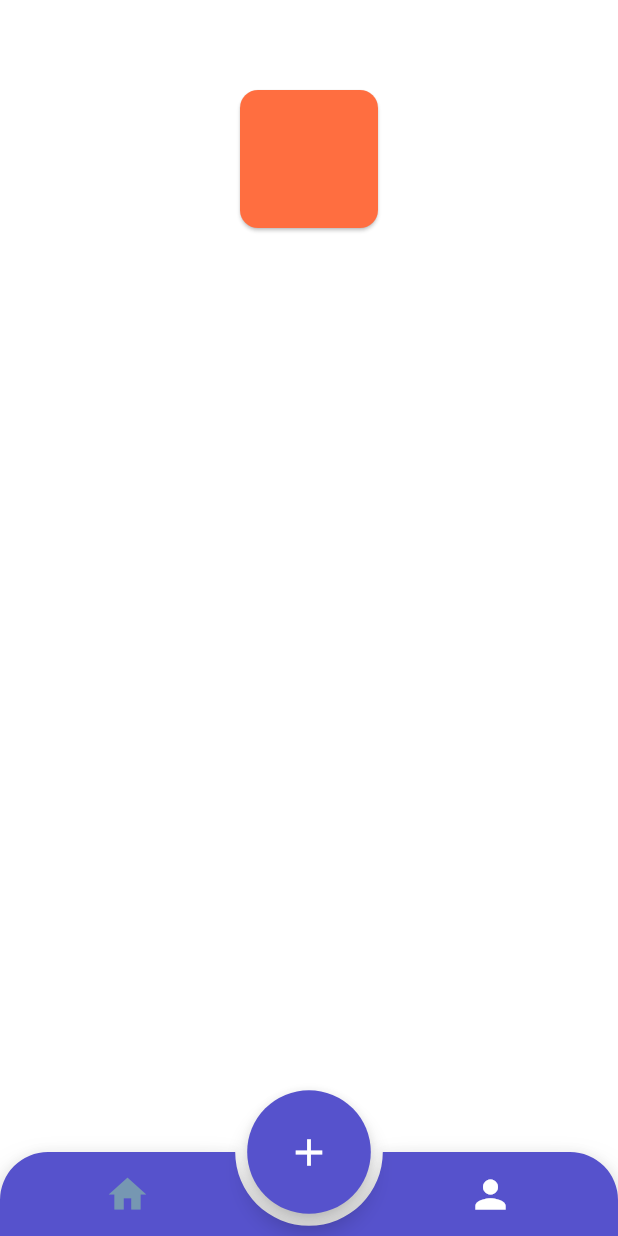
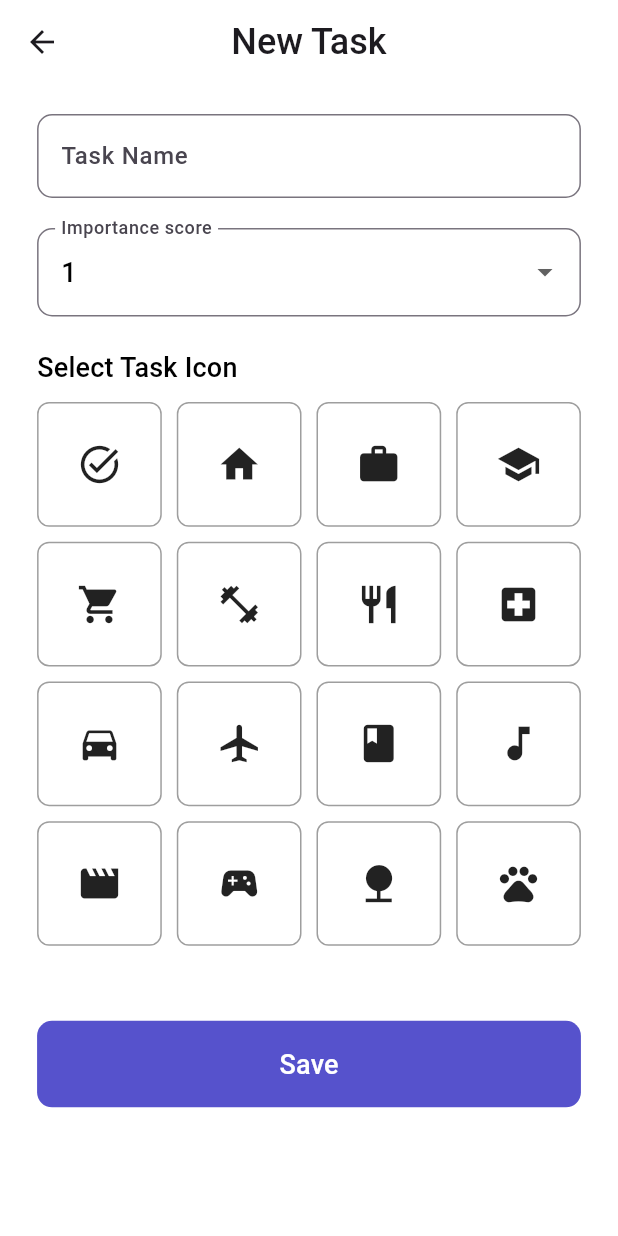
Before and after one commit to mustafanarin/Task-Track, a Flutter app: the TabbarPage screen opened by its route, item 2 of the bottom bar chosen, after a tap on the "add" icon, on a phone screen of 412 x 824 dp. Run offline on Flutter 3.47's test engine with Material 3 defaults, Android fonts, the phone set to English and light mode, and no system bars; drawn by our look-alikes of animated_bottom_navigation_bar; our stand-ins replace animated_splash_screen, auto_route, cloud_firestore, equatable, firebase_auth, firebase_core and 4 more; accounts and stored records are empty; generated files the repository leaves out were written again.

Commit message:
task add page added

```diff
--- /dev/null
+++ b/lib/feature/home/task_add_page.dart
@@ -0,0 +1,177 @@
+import 'package:auto_route/auto_route.dart';
+import 'package:flutter/material.dart';
+import 'package:cloud_firestore/cloud_firestore.dart';
+import 'package:hooks_riverpod/hooks_riverpod.dart';
+import 'package:todo_app/product/extensions/context_extensions.dart';
+import 'package:todo_app/product/validators/validators.dart';
+import 'package:todo_app/product/widgets/project_button.dart';
+
+final taskProvider = StateNotifierProvider<TaskNotifier, Task>((ref) {
+  return TaskNotifier();
+});
+
+class Task {
+  final String name;
+  final int importance;
+  final int iconCodePoint;
+
+  Task(
+      {this.name = '',
+      this.importance = 1,
+      this.iconCodePoint =
+          58826});
+
+  Task copyWith({String? name, int? importance, int? iconCodePoint}) {
+    return Task(
+      name: name ?? this.name,
+      importance: importance ?? this.importance,
+      iconCodePoint: iconCodePoint ?? this.iconCodePoint,
+    );
+  }
+}
+
+class TaskNotifier extends StateNotifier<Task> {
+  TaskNotifier() : super(Task());
+
+  void updateName(String name) {
+    state = state.copyWith(name: name);
+  }
+
+  void updateImportance(int importance) {
+    state = state.copyWith(importance: importance);
+  }
+
+  void updateIcon(int iconCodePoint) {
+    state = state.copyWith(iconCodePoint: iconCodePoint);
+  }
+}
+
+@RoutePage()
+class TaskAddPage extends StatefulHookConsumerWidget {
+  const TaskAddPage({super.key});
+
+  @override
+  _AddTaskPageState createState() => _AddTaskPageState();
+}
+
+class _AddTaskPageState extends ConsumerState<TaskAddPage> {
+  final _formKey = GlobalKey<FormState>();
+
+  final List<IconData> _icons = [
+    Icons.task_alt,
+    Icons.home,
+    Icons.work,
+    Icons.school,
+    Icons.shopping_cart,
+    Icons.fitness_center,
+    Icons.restaurant,
+    Icons.local_hospital,
+    Icons.directions_car,
+    Icons.airplanemode_active,
+    Icons.book,
+    Icons.music_note,
+    Icons.movie,
+    Icons.sports_esports,
+    Icons.nature,
+    Icons.pets,
+  ];
+
+  void _submitForm() {
+    if (_formKey.currentState!.validate()) {
+      final task = ref.read(taskProvider);
+
+      FirebaseFirestore.instance.collection('tasks').add({
+        'name': task.name,
+        'importance': task.importance,
+        'iconCodePoint': task.iconCodePoint,
+        'createdAt': FieldValue.serverTimestamp(),
+        'category': 'Yeni',
+        'categoryId': 1,
+      }).then((_) {
+        ScaffoldMessenger.of(context).showSnackBar(
+          const SnackBar(content: Text('Task added successfully!')),
+        );
+        Navigator.pop(context);
+      }).catchError((error) {
+        ScaffoldMessenger.of(context).showSnackBar(
+          SnackBar(content: Text('An error occurred: $error')),
+        );
+      });
+    }
+  }
+
+  @override
+  Widget build(
+    BuildContext context,
+  ) {
+    final task = ref.watch(taskProvider);
+    final taskNotifier = ref.read(taskProvider.notifier);
+
+    return Scaffold(
+      appBar: AppBar(
+        title: const Text('New Task'),
+      ),
+      body: Padding(
+        padding: context.paddingHorizontalMedium,
+        child: Form(
+          key: _formKey,
+          child: ListView(
+            children: [
+              const SizedBox(
+                height: 20,
+              ),
+              TextFormField(
+                decoration: const InputDecoration(labelText: 'Task Name'),
+                validator: Validators().validateTaskNameNotEmpty,
+                onChanged: (value) => taskNotifier.updateName(value),
+              ),
+              const SizedBox(height: 20),
+              DropdownButtonFormField<int>(
+                decoration: const InputDecoration(labelText: 'Importance score'),
+                value: task.importance,
+                items: [1, 2, 3, 4, 5].map((int value) {
+                  return DropdownMenuItem<int>(
+                    value: value,
+                    child: Text('$value'),
+                  );
+                }).toList(),
+                onChanged: (value) => taskNotifier.updateImportance(value!),
+              ),
+              const SizedBox(height: 20),
+              Text('Select Task Icon', style: context.textTheme().titleMedium),
+              const SizedBox(height: 10),
+              GridView.builder(
+                shrinkWrap: true,
+                physics: const NeverScrollableScrollPhysics(),
+                gridDelegate: const SliverGridDelegateWithFixedCrossAxisCount(
+                  crossAxisCount: 4,
+                  crossAxisSpacing: 10,
+                  mainAxisSpacing: 10,
+                ),
+                itemCount: _icons.length,
+                itemBuilder: (context, index) {
+                  return GestureDetector(
+                    onTap: () =>
+                        taskNotifier.updateIcon(_icons[index].codePoint),
+                    child: Container(
+                      decoration: BoxDecoration(
+                        color: task.iconCodePoint == _icons[index].codePoint
+                            ? Colors.blue.withOpacity(0.3)
+                            : Colors.transparent,
+                        border: Border.all(color: Colors.grey),
+                        borderRadius: BorderRadius.circular(8),
+                      ),
+                      child: Icon(_icons[index], size: 30),
+                    ),
+                  );
+                },
+              ),
+              const SizedBox(height: 50),
+              ProjectButton(text: "Save", onPressed: _submitForm)
+            ],
+          ),
+        ),
+      ),
+    );
+  }
+}
--- a/lib/feature/tabbar/tabbar_page.dart
+++ b/lib/feature/tabbar/tabbar_page.dart
@@ -5,6 +5,7 @@ import 'package:todo_app/feature/home/home_page.dart';
 import 'package:todo_app/feature/profile/profile_page.dart';
 import 'package:todo_app/product/constants/project_colors.dart';
 import 'package:todo_app/product/extensions/context_extensions.dart';
+import 'package:todo_app/product/navigate/app_router.dart';
 
 @RoutePage()
 class TabbarPage extends StatefulWidget {
@@ -28,7 +29,9 @@ class _TabbarPageState extends State<TabbarPage> {
         child: FloatingActionButton(
           backgroundColor: ProjectColors.iris,
           shape: const CircleBorder(),
-          onPressed: () {},
+          onPressed: () {
+            context.pushRoute(const TaskAddRoute());
+          },
           child: const Icon(
             Icons.add,
             color: ProjectColors.white,
@@ -59,16 +62,3 @@ class _TabbarPageState extends State<TabbarPage> {
     );
   }
 }
-//  floatingActionButtonLocation: FloatingActionButtonLocation.centerDocked,
-//       bottomNavigationBar: AnimatedBottomNavigationBar(
-//         iconSize: 30,
-//         backgroundColor: Colors.white,
-//         inactiveColor: ProjectColors.grey,
-//         activeColor: ProjectColors.iris,
-//         icons: icons,
-//         activeIndex: _bottomNavIndex,
-//         gapLocation: GapLocation.center,
-//         notchSmoothness: NotchSmoothness.softEdge,
-//         onTap: (index) => setState(() => _bottomNavIndex = index),
-//         //other params
-//       ),
--- a/lib/product/navigate/app_router.dart
+++ b/lib/product/navigate/app_router.dart
@@ -3,12 +3,13 @@ import 'package:todo_app/feature/authentication/login_page.dart';
 import 'package:todo_app/feature/authentication/register_page.dart';
 import 'package:todo_app/feature/authentication/welcome_page.dart';
 import 'package:todo_app/feature/home/home_page.dart';
+import 'package:todo_app/feature/home/task_add_page.dart';
 import 'package:todo_app/feature/tabbar/tabbar_page.dart';
 
 part 'app_router.gr.dart';
 
 @AutoRouterConfig(replaceInRouteName: 'Page,Route')
-class AppRouter extends _$AppRouter {
+class AppRouter extends RootStackRouter {
   @override
   List<AutoRoute> get routes => [
         AutoRoute(page: WelcomeRoute.page, initial: true),
@@ -17,6 +18,7 @@ class AppRouter extends _$AppRouter {
         AutoRoute(
           page: HomeRoute.page,
         ),
-        AutoRoute(page: TabbarRoute.page)
+        AutoRoute(page: TabbarRoute.page),
+        AutoRoute(page: TaskAddRoute.page)
       ];
 }
--- a/lib/product/validators/validators.dart
+++ b/lib/product/validators/validators.dart
@@ -12,6 +12,8 @@ class Validators {
 
   static const String _passwordAgain = 'Please re-enter your password';
   static const String _passwordDontMatch = 'Passwords don\'t match';
+
+  static const String _taskNameNotEmpty = 'Please enter a task name.';
 
   // name
   String? validateName(String? value) {
@@ -60,4 +62,12 @@ class Validators {
     }
     return null;
   }
+
+  // Task name
+  String? validateTaskNameNotEmpty(String? value) {
+    if (value == null || value.isEmpty) {
+      return _taskNameNotEmpty;
+    }
+    return null;
+  }
 }
```
Also changed, not shown: pubspec.yaml (+4 -3 lines), lib/product/navigate/app_router.gr.dart, pubspec.lock.
